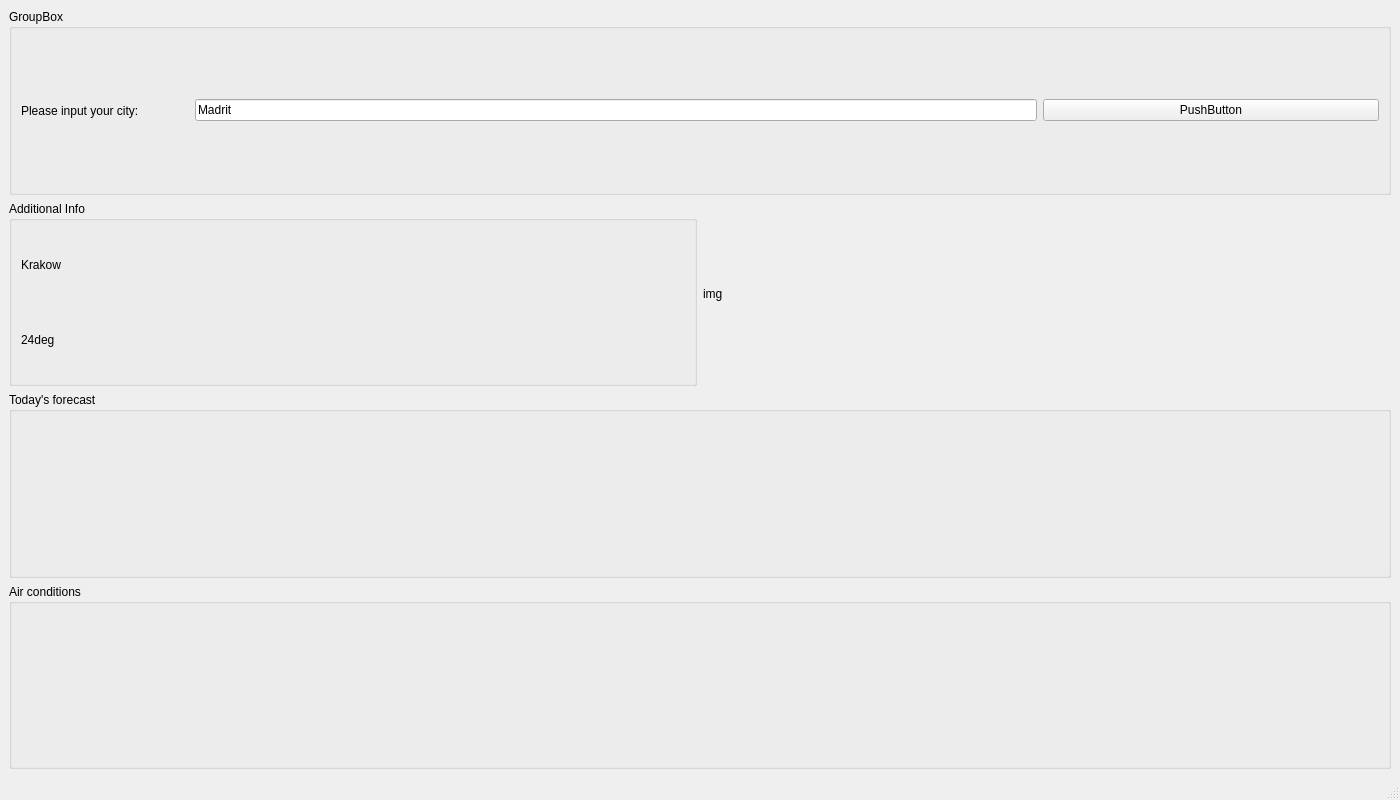
This is WeatherApp.ui in jamosik/Weather_app as Qt 5 draws it before an edit. The edited form follows.
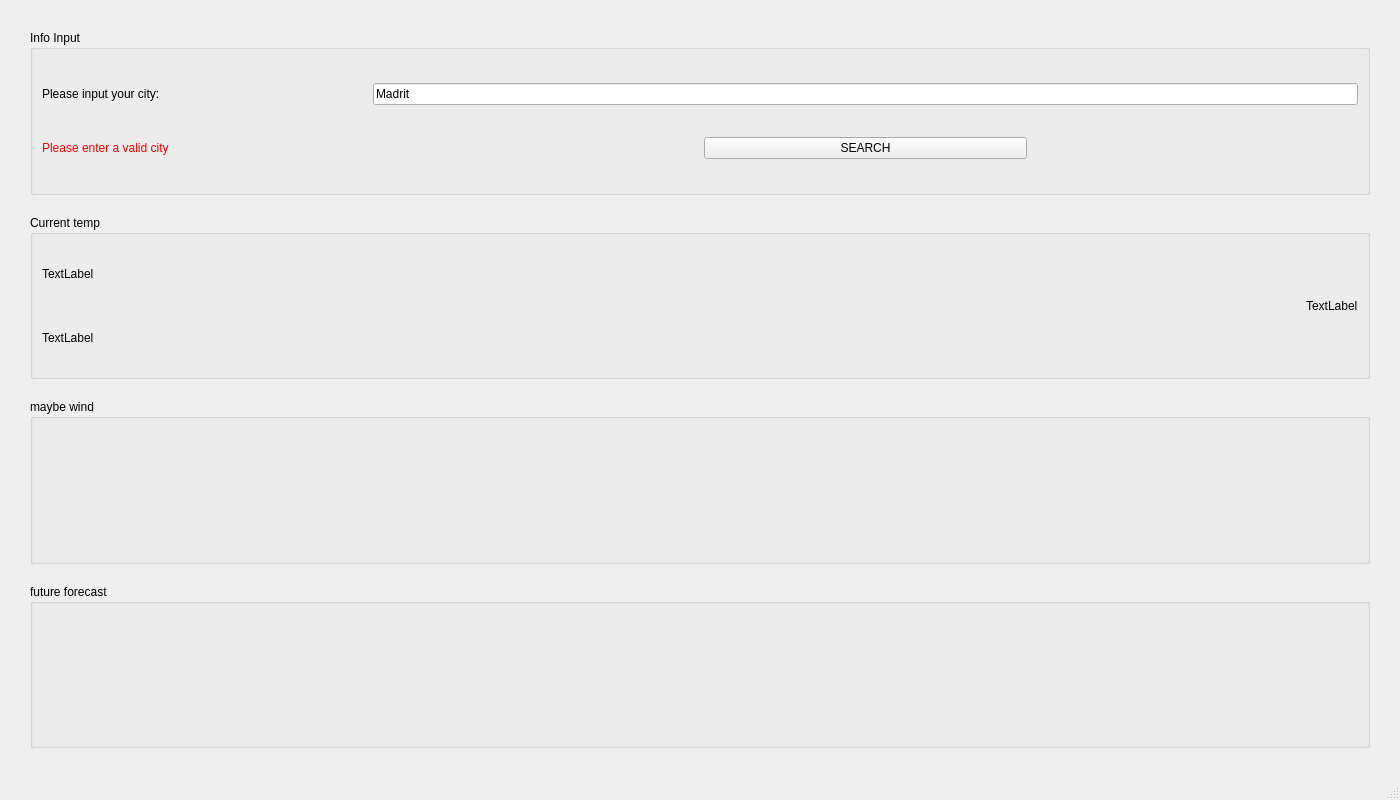
This is the edited form.

Commit message: added new temperature display

```diff
--- a/WeatherApp.ui
+++ b/WeatherApp.ui
@@ -27,13 +27,34 @@
   </property>
   <widget class="QWidget" name="centralwidget">
    <layout class="QVBoxLayout" name="mainLayout">
+    <property name="spacing">
+     <number>20</number>
+    </property>
+    <property name="sizeConstraint">
+     <enum>QLayout::SetDefaultConstraint</enum>
+    </property>
+    <property name="leftMargin">
+     <number>30</number>
+    </property>
+    <property name="topMargin">
+     <number>30</number>
+    </property>
+    <property name="rightMargin">
+     <number>30</number>
+    </property>
+    <property name="bottomMargin">
+     <number>30</number>
+    </property>
     <item>
      <widget class="QGroupBox" name="groupBox">
       <property name="title">
-       <string>GroupBox</string>
+       <string>Info Input</string>
       </property>
-      <layout class="QHBoxLayout" name="horizontalLayout" stretch="1,5,2">
-       <item>
+      <layout class="QGridLayout" name="gridLayout" rowstretch="0,0,0,0,0,0" columnstretch="1,1,1,1">
+       <property name="spacing">
+        <number>8</number>
+       </property>
+       <item row="1" column="0">
         <widget class="QLabel" name="CityLabel">
          <property name="styleSheet">
           <string notr="true">font: 12pt &quot;Montserrat&quot;;</string>
@@ -43,7 +64,18 @@
          </property>
         </widget>
        </item>
-       <item>
+       <item row="4" column="0" colspan="2">
+        <widget class="QLabel" name="CityErrLabel">
+         <property name="styleSheet">
+          <string notr="true">color: rgb(255, 0, 0);
+font: 18pt &quot;Montserrat&quot;;</string>
+         </property>
+         <property name="text">
+          <string>Please enter a valid city</string>
+         </property>
+        </widget>
+       </item>
+       <item row="1" column="1" colspan="3">
         <widget class="QLineEdit" name="CityEdit">
          <property name="styleSheet">
           <string notr="true">font: 12pt &quot;Montserrat&quot;;</string>
@@ -53,13 +85,13 @@
          </property>
         </widget>
        </item>
-       <item>
+       <item row="4" column="2">
         <widget class="QPushButton" name="SearchButton">
          <property name="enabled">
           <bool>true</bool>
          </property>
          <property name="text">
-          <string>PushButton</string>
+          <string>SEARCH</string>
          </property>
         </widget>
        </item>
@@ -67,54 +99,58 @@
      </widget>
     </item>
     <item>
-     <layout class="QHBoxLayout" name="horizontalLayout_2">
-      <item>
-       <layout class="QVBoxLayout" name="verticalLayout_2">
-        <item>
-         <widget class="QGroupBox" name="ExtraGroupBox">
+     <widget class="QGroupBox" name="groupBox_2">
           <property name="title">
-           <string>Additional Info</string>
-          </property>
-          <layout class="QVBoxLayout" name="groupBoxLayout">
-           <item>
-            <widget class="QLabel" name="CityREsLabel">
+       <string>Current temp</string>
+      </property>
+      <layout class="QGridLayout" name="gridLayout_2">
+       <item row="2" column="0" rowspan="2">
+        <widget class="QLabel" name="TempDispLabel">
+         <property name="styleSheet">
+          <string notr="true">font: 30pt &quot;Montserrat&quot;;</string>
+         </property>
              <property name="text">
-              <string>Krakow</string>
+          <string>TextLabel</string>
              </property>
             </widget>
            </item>
-           <item>
-            <widget class="QLabel" name="DegResLabel">
+       <item row="0" column="0" rowspan="2">
+        <widget class="QLabel" name="CityDispLabel">
+         <property name="styleSheet">
+          <string notr="true">font: 30pt &quot;Montserrat&quot;;</string>
+         </property>
              <property name="text">
-              <string>24deg</string>
+          <string>TextLabel</string>
              </property>
             </widget>
            </item>
-          </layout>
-         </widget>
-        </item>
-       </layout>
-      </item>
-      <item>
-       <widget class="QLabel" name="ImgBigResLabel">
+       <item row="0" column="2" rowspan="4" alignment="Qt::AlignRight">
+        <widget class="QLabel" name="WeatherImg">
+         <property name="sizePolicy">
+          <sizepolicy hsizetype="Preferred" vsizetype="Preferred">
+           <horstretch>0</horstretch>
+           <verstretch>0</verstretch>
+          </sizepolicy>
+         </property>
         <property name="text">
-         <string>img</string>
+          <string>TextLabel</string>
         </property>
        </widget>
       </item>
      </layout>
+     </widget>
     </item>
     <item>
      <widget class="QGroupBox" name="groupBox_3">
       <property name="title">
-       <string>Today's forecast</string>
+       <string>maybe wind</string>
       </property>
      </widget>
     </item>
     <item>
      <widget class="QGroupBox" name="groupBox_4">
       <property name="title">
-       <string>Air conditions</string>
+       <string>future forecast</string>
       </property>
      </widget>
     </item>
```
Left out of the diff: 2 changed lines with no effect on the pictures. Lines whose indentation alone changed are shown as unchanged. The commit also changes 2 other files.
